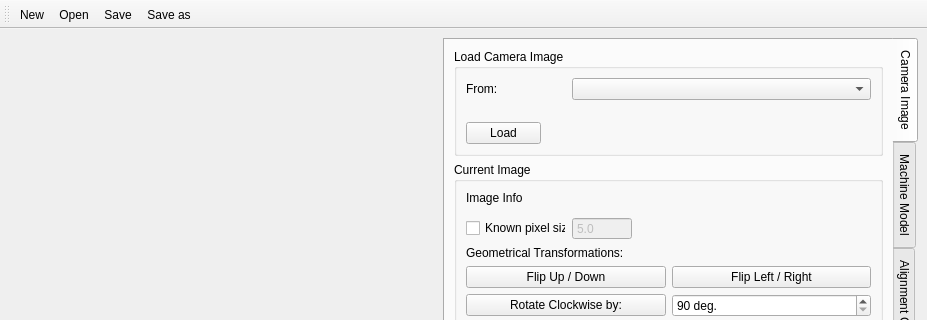
First picture: the form in calcam/gui/qt_designer_files/alignment_calib_editor.ui, repository euratom-software/calcam, before the edit; both pictures show x 0 to 927 and y 0 to 320 of the 927 by 724 pixel window.
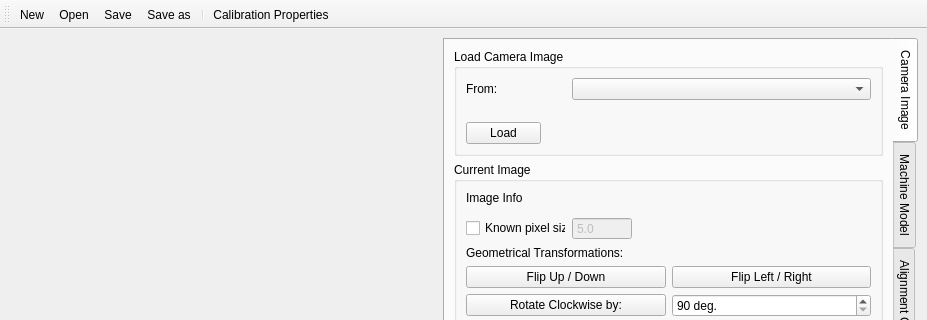
Second picture: the form after the edit.

What changed in the file:
```diff
--- a/calcam/gui/qt_designer_files/alignment_calib_editor.ui
+++ b/calcam/gui/qt_designer_files/alignment_calib_editor.ui
@@ -1322,6 +1322,8 @@
    <addaction name="action_open"/>
    <addaction name="action_save"/>
    <addaction name="action_save_as"/>
+   <addaction name="separator"/>
+   <addaction name="action_cal_info"/>
   </widget>
   <action name="action_open">
    <property name="text">
@@ -1352,6 +1354,14 @@
     <string>New</string>
    </property>
   </action>
+  <action name="action_cal_info">
+   <property name="text">
+    <string>Calibration Properties</string>
+   </property>
+   <property name="toolTip">
+    <string>Calibration Properties</string>
+   </property>
+  </action>
  </widget>
  <resources/>
  <connections/>
```
Left out of the diff: 55 changed lines with no effect on the pictures.
